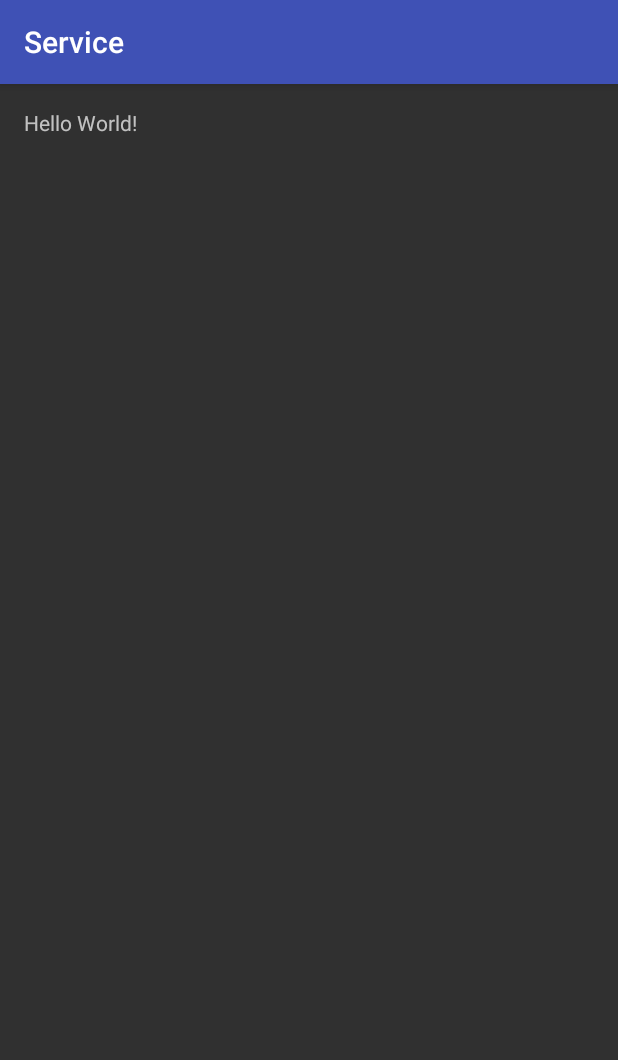
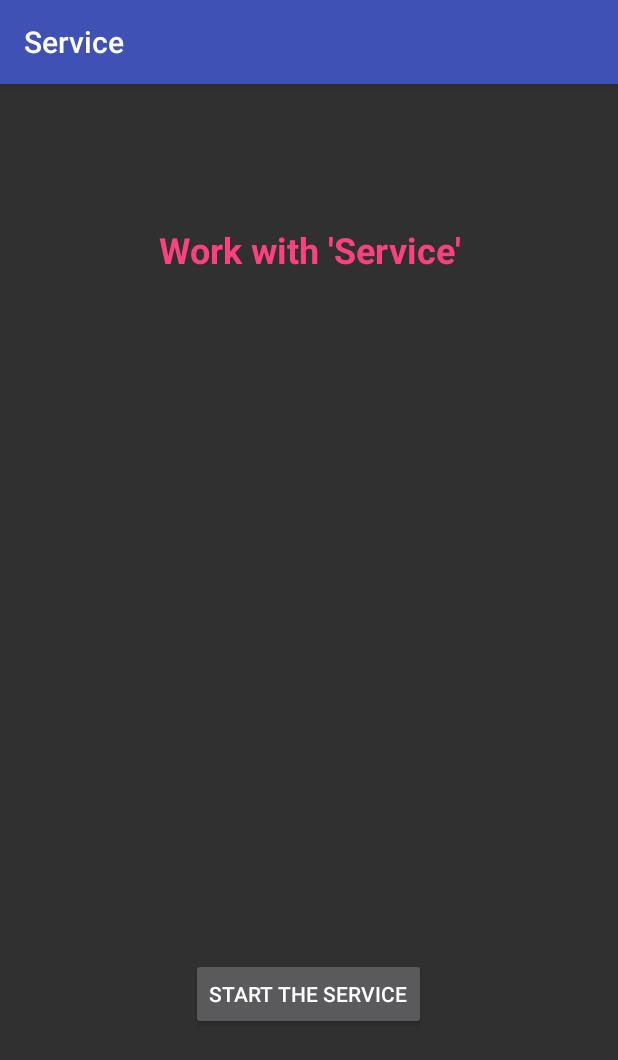
Before and after one commit to KiranRaikar/Android-Service, an Android app: the screen it shows after launch (MainActivity), on a phone screen of 412 x 824 dp. Shown: the top 1060 px of the screen. Run offline under Robolectric (Android 15) with nearby library versions, the phone set to English and light mode, and no system bars.

Commit message:
Added launcher icon & Service implementation

```diff
--- a/app/src/main/AndroidManifest.xml
+++ b/app/src/main/AndroidManifest.xml
@@ -15,6 +15,11 @@
                 <category android:name="android.intent.category.LAUNCHER" />
             </intent-filter>
         </activity>
+
+        <service
+            android:name=".MyService"
+            android:enabled="true"
+            android:exported="true"></service>
     </application>
 
 </manifest>
--- a/app/src/main/res/layout/activity_main.xml
+++ b/app/src/main/res/layout/activity_main.xml
@@ -11,7 +11,25 @@
     tools:context="com.example.kraikar.service.MainActivity">
 
     <TextView
+        android:text="Work with 'Service'"
         android:layout_width="wrap_content"
         android:layout_height="wrap_content"
-        android:text="Hello World!" />
+        android:layout_alignParentTop="true"
+        android:layout_centerHorizontal="true"
+        android:layout_marginTop="78dp"
+        android:id="@+id/textView"
+        android:textColor="@color/colorAccent"
+        android:textAlignment="center"
+        android:textSize="24sp"
+        android:textStyle="normal|bold" />
+
+    <Button
+        android:text="Start the Service"
+        android:layout_width="wrap_content"
+        android:layout_height="wrap_content"
+        android:layout_alignParentBottom="true"
+        android:layout_centerHorizontal="true"
+        android:layout_marginBottom="121dp"
+        android:id="@+id/buttonStartService"
+        android:onClick="buttonStartService" />
 </RelativeLayout>
--- a/app/src/main/res/values/colors.xml
+++ b/app/src/main/res/values/colors.xml
@@ -2,5 +2,5 @@
 <resources>
     <color name="colorPrimary">#3F51B5</color>
     <color name="colorPrimaryDark">#303F9F</color>
-    <color name="colorAccent">#FF4081</color>
+    <color name="colorAccent">#ff4081</color>
 </resources>
```
Also changed, not shown: app/src/main/java/com/example/kraikar/service/MainActivity.java (+7 -0 lines), app/src/main/java/com/example/kraikar/service/MyService.java (added, +51 -0 lines), app/src/main/res/mipmap-hdpi/ic_launcher.png, app/src/main/res/mipmap-mdpi/ic_launcher.png, app/src/main/res/mipmap-xhdpi/ic_launcher.png, app/src/main/res/mipmap-xxhdpi/ic_launcher.png, app/src/main/res/mipmap-xxxhdpi/ic_launcher.png.
